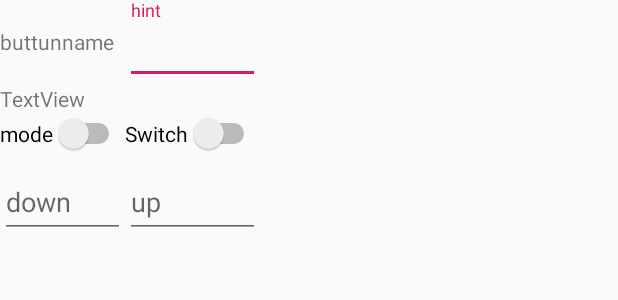
After one commit to PhaseTechnician/SignalPanel, an Android app: the layout buttun_set_dialog.xml on its own in the app's theme, with its tools: preview values and no code run, on a phone screen of 412 x 824 dp. The commit adds this screen. Shown: the top 300 px of the screen. Run offline under Robolectric (Android 15) with nearby library versions, the phone set to English and light mode, and no system bars.

Commit message:
add switch enable partable
Signed-off-by: 萨古拉斯 <1448973286@qq.com>

```diff
--- a/app/src/main/java/com/phase/czq/signalpanel/PlugKinds.java
+++ b/app/src/main/java/com/phase/czq/signalpanel/PlugKinds.java
@@ -3,6 +3,7 @@ package com.phase.czq.signalpanel;
 //应该开头小写，这很重要
 public enum PlugKinds {
     buttun,
+    switche,
     textView,
     progressbar,
     seekbar,
--- a/app/src/main/java/com/phase/czq/signalpanel/ui/login/LoginActivity.java
+++ b/app/src/main/java/com/phase/czq/signalpanel/ui/login/LoginActivity.java
@@ -116,7 +116,7 @@ public class LoginActivity extends AppCompatActivity {
     }
 
     private void updateUiWithUser(LoggedInUserView model) {
-        String welcome = getString(R.string.welcome) + model.getDisplayName();
+        String welcome = getString(R.string.log_welcome) + model.getDisplayName();
         // TODO : initiate successful logged in experience
         Toast.makeText(getApplicationContext(), welcome, Toast.LENGTH_LONG).show();
     }
--- a/app/src/main/java/com/phase/czq/signalpanel/ui/login/LoginViewModel.java
+++ b/app/src/main/java/com/phase/czq/signalpanel/ui/login/LoginViewModel.java
@@ -36,15 +36,15 @@ public class LoginViewModel extends ViewModel {
             LoggedInUser data = ((Result.Success<LoggedInUser>) result).getData();
             loginResult.setValue(new LoginResult(new LoggedInUserView(data.getDisplayName())));
         } else {
-            loginResult.setValue(new LoginResult(R.string.login_failed));
+            loginResult.setValue(new LoginResult(R.string.log_fail));
         }
     }
 
     public void loginDataChanged(String username, String password) {
         if (!isUserNameValid(username)) {
-            loginFormState.setValue(new LoginFormState(R.string.invalid_username, null));
+            loginFormState.setValue(new LoginFormState(R.string.log_invalid_username, null));
         } else if (!isPasswordValid(password)) {
-            loginFormState.setValue(new LoginFormState(null, R.string.invalid_password));
+            loginFormState.setValue(new LoginFormState(null, R.string.log_invalid_password));
         } else {
             loginFormState.setValue(new LoginFormState(true));
         }
--- /dev/null
+++ b/app/src/main/res/layout/buttun_set_dialog.xml
@@ -0,0 +1,87 @@
+<?xml version="1.0" encoding="utf-8"?>
+<TableLayout xmlns:android="http://schemas.android.com/apk/res/android"
+    xmlns:app="http://schemas.android.com/apk/res-auto"
+    xmlns:tools="http://schemas.android.com/tools"
+    android:id="@+id/tableLayout"
+    android:layout_width="wrap_content"
+    android:layout_height="wrap_content"
+    android:gravity="center"
+    android:orientation="vertical">
+
+    <TableRow
+        android:layout_width="match_parent"
+        android:layout_height="match_parent"
+        android:gravity="center_vertical">
+
+        <TextView
+            android:id="@+id/textView3"
+            android:layout_width="wrap_content"
+            android:layout_height="wrap_content"
+            android:text="buttunname" />
+
+        <android.support.design.widget.TextInputLayout
+            android:layout_width="match_parent"
+            android:layout_height="wrap_content">
+
+            <android.support.design.widget.TextInputEditText
+                android:layout_width="match_parent"
+                android:layout_height="wrap_content"
+                android:hint="hint" />
+        </android.support.design.widget.TextInputLayout>
+
+    </TableRow>
+
+    <TableRow
+        android:layout_width="match_parent"
+        android:layout_height="match_parent">
+
+        <TextView
+            android:id="@+id/textView5"
+            android:layout_width="wrap_content"
+            android:layout_height="wrap_content"
+            android:text="TextView" />
+    </TableRow>
+
+    <TableRow
+        android:layout_width="match_parent"
+        android:layout_height="match_parent" >
+
+        <Switch
+            android:id="@+id/switch2"
+            android:layout_width="wrap_content"
+            android:layout_height="wrap_content"
+            android:text="mode" />
+
+        <Switch
+            android:id="@+id/switch3"
+            android:layout_width="wrap_content"
+            android:layout_height="wrap_content"
+            android:text="Switch" />
+    </TableRow>
+
+    <TableRow
+        android:layout_width="match_parent"
+        android:layout_height="match_parent" >
+
+        <android.support.design.widget.TextInputLayout
+            android:layout_width="match_parent"
+            android:layout_height="wrap_content">
+
+            <android.support.design.widget.TextInputEditText
+                android:layout_width="match_parent"
+                android:layout_height="wrap_content"
+                android:hint="down" />
+        </android.support.design.widget.TextInputLayout>
+
+        <android.support.design.widget.TextInputLayout
+            android:layout_width="match_parent"
+            android:layout_height="wrap_content">
+
+            <android.support.design.widget.TextInputEditText
+                android:layout_width="match_parent"
+                android:layout_height="wrap_content"
+                android:hint="up" />
+        </android.support.design.widget.TextInputLayout>
+    </TableRow>
+
+</TableLayout>
--- a/app/src/main/res/xml/pref_general.xml
+++ b/app/src/main/res/xml/pref_general.xml
@@ -2,11 +2,11 @@
 
     <ListPreference
         android:defaultValue="0"
-        android:entries="@array/pref_language_set_list_titles"
-        android:entryValues="@array/pref_language_set_list_values"
+        android:entries="@array/pre_language_set_list_titles"
+        android:entryValues="@array/pre_language_set_list_values"
         android:key="language_set"
         android:negativeButtonText="@null"
         android:positiveButtonText="@null"
-        android:title="@string/pref_language_set_message" />
+        android:title="@string/pre_language_set_message" />
 
 </PreferenceScreen>
```
Also changed, not shown: app/src/main/java/com/phase/czq/signalpanel/ConfigPanelActivity.java (+44 -11 lines), app/src/main/java/com/phase/czq/signalpanel/PanelActivity.java (+28 -1 lines), app/src/main/java/com/phase/czq/signalpanel/PanelXmlDom.java (+39 -25 lines), app/src/main/java/com/phase/czq/signalpanel/RecycleViewAdapter.java (+13 -3 lines), app/src/main/java/com/phase/czq/signalpanel/SettingsActivity.java (+9 -26 lines), app/src/main/res/layout/activity_login.xml (+4 -4 lines), app/src/main/res/values/strings.xml (+28 -74 lines), app/src/main/res/xml/pref_notification.xml (+18 -16 lines), 1 other file.
